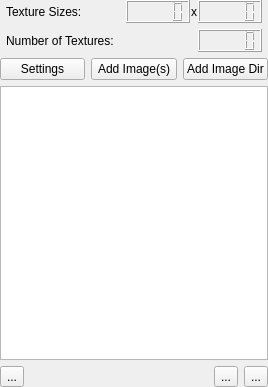
Above: DesignerTool/src/AtlasWidget.ui from GameOverture/HarmonyEngine before the change. Below: the same form after it.
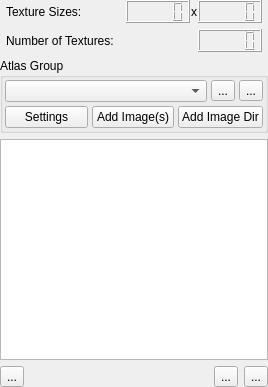
That is the form after the change. Icons and pictures are not drawn. Custom widgets are drawn as their Qt base class.

Commit message: WIP: atlas group reimplementation.

Patch:
```diff
--- a/DesignerTool/src/AtlasWidget.ui
+++ b/DesignerTool/src/AtlasWidget.ui
@@ -117,6 +117,48 @@
     </layout>
    </item>
    <item>
+    <widget class="QGroupBox" name="groupBox">
+     <property name="title">
+      <string>Atlas Group</string>
+     </property>
+     <layout class="QVBoxLayout" name="verticalLayout_2">
+      <property name="spacing">
+       <number>4</number>
+      </property>
+      <property name="leftMargin">
+       <number>2</number>
+      </property>
+      <property name="topMargin">
+       <number>2</number>
+      </property>
+      <property name="rightMargin">
+       <number>2</number>
+      </property>
+      <property name="bottomMargin">
+       <number>2</number>
+      </property>
+      <item>
+       <layout class="QHBoxLayout" name="horizontalLayout_4">
+        <item>
+         <widget class="QComboBox" name="cmbAtlasGroups"/>
+        </item>
+        <item>
+         <widget class="QToolButton" name="btnAddGroup">
+          <property name="text">
+           <string>...</string>
+          </property>
+         </widget>
+        </item>
+        <item>
+         <widget class="QToolButton" name="btnRemoveGroup">
+          <property name="text">
+           <string>...</string>
+          </property>
+         </widget>
+        </item>
+       </layout>
+      </item>
+      <item>
     <layout class="QHBoxLayout" name="horizontalLayout_2">
      <item>
       <widget class="QPushButton" name="btnSettings">
@@ -145,6 +187,9 @@
      </item>
     </layout>
    </item>
+     </layout>
+    </widget>
+   </item>
    <item>
     <widget class="AtlasTreeWidget" name="atlasList">
      <property name="mouseTracking">
```
Left out of the diff: 24 changed lines with no effect on the pictures. Lines whose indentation alone changed are shown as unchanged. The commit also changes 4 other files.
